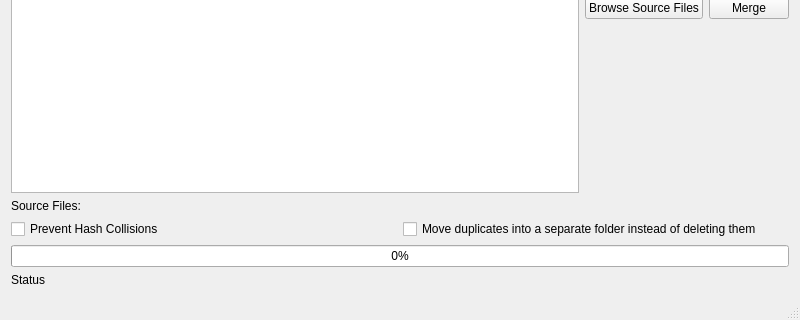
First picture: the form in mainwindow.ui, repository GregoryDelrue/Hashcopy, before the edit; both pictures show x 0 to 800 and y 280 to 600 of the 800 by 600 pixel window.
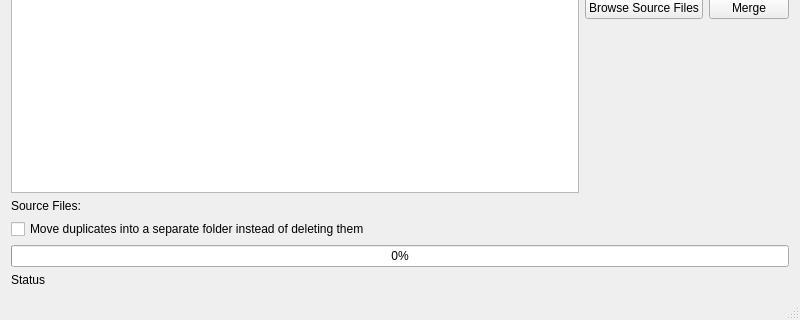
Second picture: the form after the edit.

Commit message: minor changes to the UI. removed the hashes QStringList. Added the binary

```diff
--- a/mainwindow.ui
+++ b/mainwindow.ui
@@ -95,13 +95,6 @@
     </item>
     <item>
      <layout class="QHBoxLayout" name="horizontalLayout_6">
-      <item>
-       <widget class="QCheckBox" name="cb_Rehash">
-        <property name="text">
-         <string>Prevent Hash Collisions</string>
-        </property>
-       </widget>
-      </item>
       <item>
        <widget class="QCheckBox" name="cb_keepDoubles">
         <property name="text">
```
The commit also changes 4 other files.
